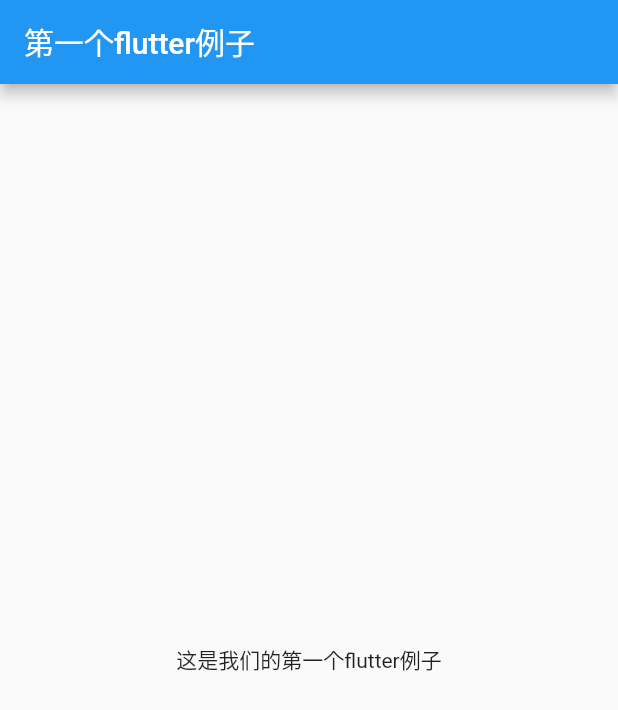
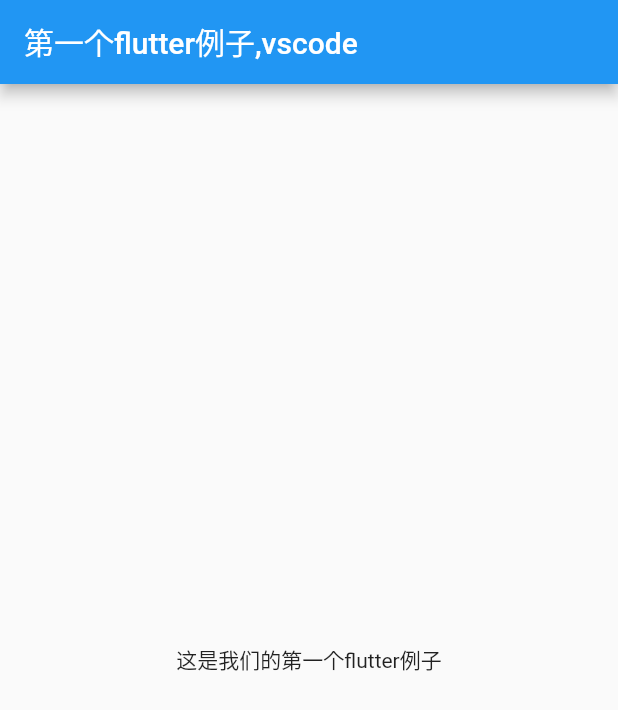
Before and after one commit to opensanyue/flutter, a Flutter app: the screen it shows after launch, on a phone screen of 412 x 824 dp. Shown: the top 710 px of the screen. Run offline on Flutter 3.47's test engine with Material 2 defaults, Android fonts, the phone set to English and light mode, and no system bars.

Commit message:
vscode修改

```diff
--- a/lib/main.dart
+++ b/lib/main.dart
@@ -8,7 +8,7 @@ class App extends StatelessWidget{
     return MaterialApp(
       title: '第一个例子',
       home: Scaffold(
-        appBar: AppBar(title: Text('第一个flutter例子'),),
+        appBar: AppBar(title: Text('第一个flutter例子,vscode'),),
         body: Center(child: Text('这是我们的第一个flutter例子'),),
         ),
     );
```
